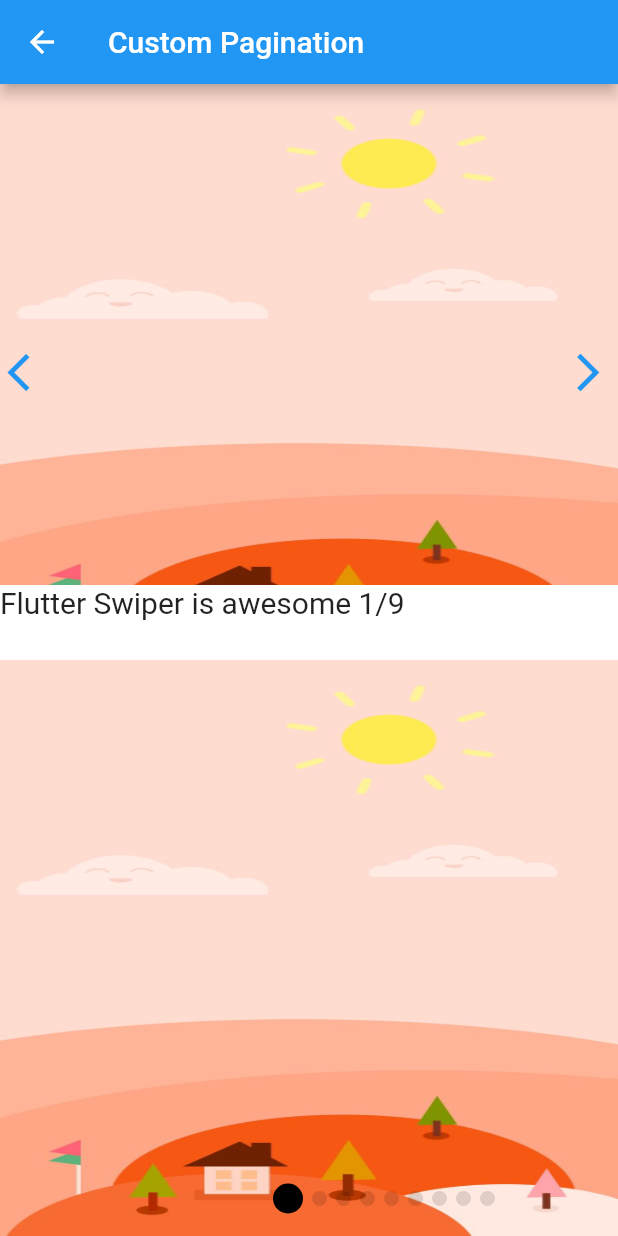
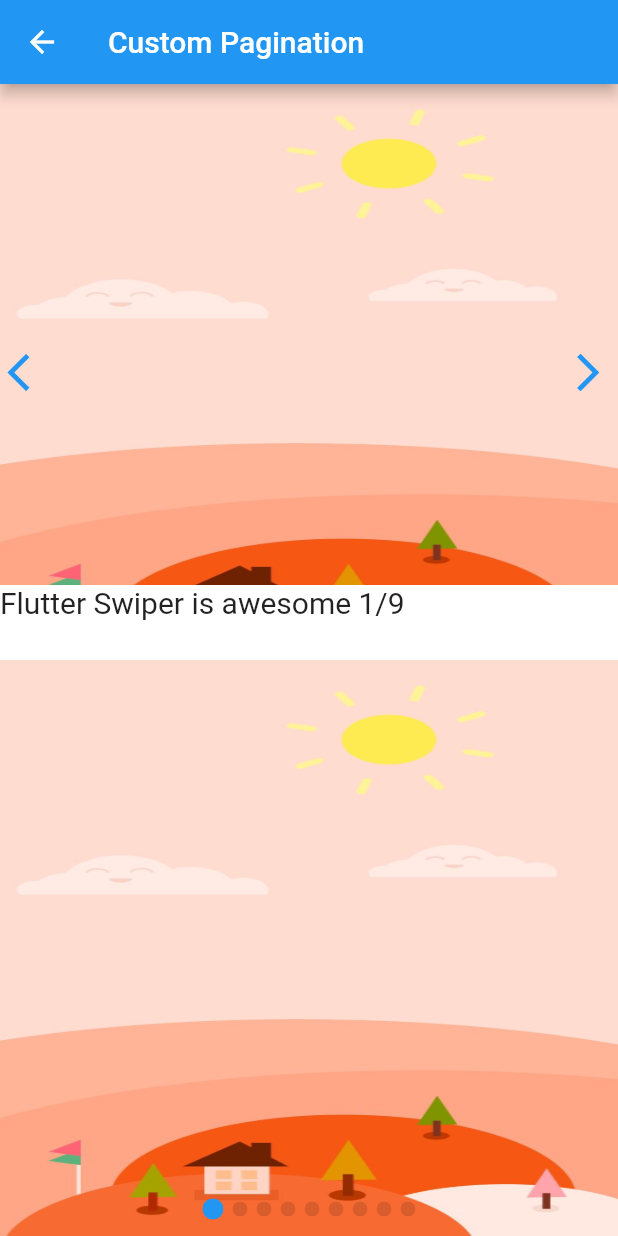
Before and after one commit to suad-mo/exercice, a Flutter app: the screen it shows after launch, after a tap on "Custom Pagination", on a phone screen of 412 x 824 dp. Run offline on Flutter 3.47's test engine with Material 2 defaults, Android fonts, the phone set to English and light mode, and no system bars; drawn by our look-alikes of card_swiper.

```diff
--- a/lib/main.dart
+++ b/lib/main.dart
@@ -1,3 +1,4 @@
+import 'dart:developer';
 import 'dart:ui';
 
 import 'package:card_swiper/card_swiper.dart';
@@ -35,12 +36,12 @@ class MyApp extends StatelessWidget {
         '/example04': (context) => const ExampleCustomPagination(),
         '/example05': (context) => const ExamplePhone(),
         '/example06': (context) => const ScaffoldWidget(
+              title: 'ScrollView',
               child: ExampleSwiperInScrollView(),
-              title: 'ScrollView',
             ),
         '/example07': (context) => const ScaffoldWidget(
+              title: 'Custom All',
               child: ExampleCustom(),
-              title: 'Custom All',
             )
       },
     );
@@ -53,6 +54,7 @@ class MyHomePage extends StatefulWidget {
   final String title;
 
   @override
+  // ignore: library_private_types_in_public_api
   _MyHomePageState createState() => _MyHomePageState();
 }
 
@@ -250,9 +252,6 @@ class ExampleCustomPagination extends StatelessWidget {
             ),
             Expanded(
               child: Swiper(
-                onTap: (index) {
-                  print('Print: $index');
-                },
                 itemBuilder: (context, index) {
                   return Image.asset(
                     images[index ~/ 3],
@@ -261,43 +260,37 @@ class ExampleCustomPagination extends StatelessWidget {
                 },
                 autoplay: false,
                 itemCount: images.length,
-                pagination: SwiperPagination(
-                    margin: EdgeInsets.zero,
-                    builder: SwiperCustomPagination(builder: (context, config) {
-                      final x = config.controller;
-                      return ConstrainedBox(
-                        constraints: const BoxConstraints.expand(height: 50.0),
-                        child: Row(
-                          children: <Widget>[
-                            // Text(
-                            //   '${titles[config.activeIndex]} ${config.activeIndex + 1}/${config.itemCount}',
-                            //   style: const TextStyle(fontSize: 20.0),
-                            // ),
-                            const SizedBox(
-                              width: 100,
-                            ),
-                            Expanded(
-                              child: Align(
-                                alignment: Alignment.center,
-                                child: InkWell(
-                                  onTap: () {
-                                    // x.addListener(() { })
-                                    x.move(3, animation: true);
-                                    print(x.index);
-                                  },
-                                  child: const DotSwiperPaginationBuilder(
-                                          color: Colors.black12,
-                                          activeColor: Colors.black,
-                                          size: 10.0,
-                                          activeSize: 20.0)
-                                      .build(context, config),
-                                ),
-                              ),
-                            )
-                          ],
-                        ),
-                      );
-                    })),
+                pagination: const SwiperPagination(
+                  margin: EdgeInsets.all(8),
+                  builder: MyDotSwiperPaginationBuilder(
+                      space: 3, color: Colors.black12),
+                ),
+                // SwiperPagination(
+                //   margin: EdgeInsets.zero,
+                //   builder: SwiperCustomPagination(builder: (context, config) {
+                //     return ConstrainedBox(
+                //       constraints: const BoxConstraints.expand(height: 50.0),
+                //       child: Row(
+                //         children: <Widget>[
+                //           // Text(
+                //           //   '${titles[config.activeIndex]} ${config.activeIndex + 1}/${config.itemCount}',
+                //           //   style: const TextStyle(fontSize: 20.0),
+                //           // ),
+                //           const SizedBox(
+                //             width: 100,
+                //           ),
+                //           Expanded(
+                //             child: Align(
+                //               alignment: Alignment.center,
+                //               child: const CustomDotSwiperPaginationBuilder()
+                //                   .build(context, config),
+                //             ),
+                //           )
+                //         ],
+                //       ),
+                //     );
+                //   }),
+                // ),
                 // control: const SwiperControl(color: Colors.redAccent),
               ),
             )
@@ -374,3 +367,105 @@ class ScaffoldWidget extends StatelessWidget {
     );
   }
 }
+
+/// Implements DotSwiperPaginationBuilder
+/// Added feature onTap() on dot and change picture
+class MyDotSwiperPaginationBuilder implements DotSwiperPaginationBuilder {
+  ///color when current index,if set null , will be Theme.of(context).primaryColor
+  final Color? _activeColor;
+
+  ///,if set null , will be Theme.of(context).scaffoldBackgroundColor
+  final Color? _color;
+
+  ///Size of the dot when activate
+  final double _activeSize;
+
+  ///Size of the dot
+  final double _size;
+
+  /// Space between dots
+  final double _space;
+
+  final Key? _key;
+
+  const MyDotSwiperPaginationBuilder({
+    double activeSize = 14,
+    double size = 10,
+    double space = 3,
+    Color? color,
+    Color? activeColor,
+    Key? key,
+  })  : _activeSize = activeSize,
+        _size = size,
+        _space = space,
+        _color = color,
+        _activeColor = activeColor,
+        _key = key;
+
+  @override
+  Color? get activeColor => _activeColor;
+
+  @override
+  Color? get color => _color;
+
+  @override
+  double get activeSize => _activeSize;
+
+  @override
+  Key? get key => _key;
+
+  @override
+  double get size => _size;
+
+  @override
+  double get space => _space;
+
+  @override
+  Widget build(BuildContext context, SwiperPluginConfig config) {
+    if (config.itemCount > 20) {
+      log(
+        'The itemCount is too big, we suggest use FractionPaginationBuilder '
+        'instead of DotSwiperPaginationBuilder in this situation',
+      );
+    }
+    var activeColor = this.activeColor;
+    var color = this.color;
+
+    if (activeColor == null || color == null) {
+      final themeData = Theme.of(context);
+      activeColor = this.activeColor ?? themeData.primaryColor;
+      color = this.color ?? themeData.scaffoldBackgroundColor;
+    }
+
+    final list = <Widget>[];
+    final itemCount = config.itemCount;
+    final activeIndex = config.activeIndex;
+
+    final controler = config.controller;
+
+    for (var i = 0; i < itemCount; i++) {
+      final active = i == activeIndex;
+      list.add(InkWell(
+        onTap: () {
+          controler.move(i, animation: true);
+        },
+        child: Container(
+          key: Key('pagination_$i'),
+          margin: EdgeInsets.all(space),
+          child: ClipOval(
+            child: Container(
+              color: active ? activeColor : color,
+              width: active ? activeSize : size,
+              height: active ? activeSize : size,
+            ),
+          ),
+        ),
+      ));
+    }
+    return Row(
+      key: key,
+      mainAxisSize: MainAxisSize.min,
+      children: list,
+    );
+  }
+}
```
